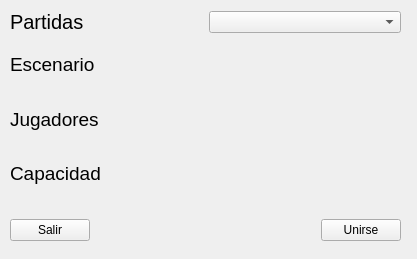
This is Client/ui/ui/buscarpartida.ui in AbrahamOsco/Worms-Taller-1 as Qt 5 draws it before an edit. The edited form follows.
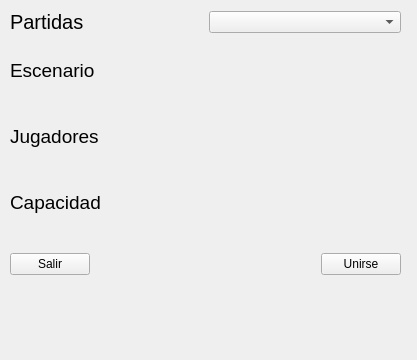
This is the edited form.

Patch:
```diff
--- a/Client/ui/ui/buscarpartida.ui
+++ b/Client/ui/ui/buscarpartida.ui
@@ -7,7 +7,7 @@
     <x>0</x>
     <y>0</y>
     <width>417</width>
-    <height>259</height>
+    <height>360</height>
    </rect>
   </property>
   <property name="windowTitle">
@@ -19,7 +19,7 @@
      <x>10</x>
      <y>10</y>
      <width>391</width>
-     <height>231</height>
+     <height>331</height>
     </rect>
    </property>
    <layout class="QVBoxLayout" name="verticalLayout">
@@ -128,6 +128,13 @@
       </item>
      </layout>
     </item>
+    <item>
+     <widget class="QLabel" name="labelResult">
+      <property name="text">
+       <string/>
+      </property>
+     </widget>
+    </item>
    </layout>
   </widget>
  </widget>
```
Left out of the diff: 21 changed lines with no effect on the pictures.
